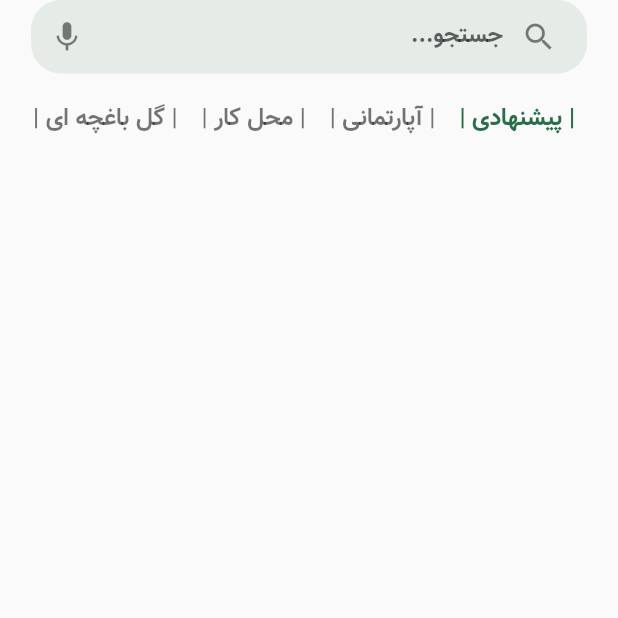
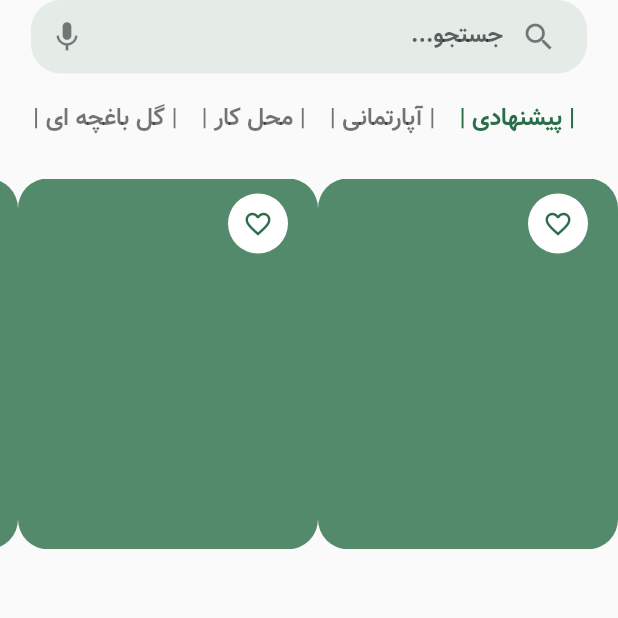
Before and after one commit to imanshbb/plant_app_ui, a Flutter app: the HomePage screen opened directly, on a phone screen of 412 x 824 dp, the top half of it. Run offline on Flutter 3.47's test engine with Material 2 defaults, Android fonts, the light colour scheme and no system bars; our stand-ins replace animated_bottom_navigation_bar, page_transition.

Commit message:
create product 1

```diff
--- a/lib/screens/home_page.dart
+++ b/lib/screens/home_page.dart
@@ -1,5 +1,6 @@
 import 'package:flutter/material.dart';
 import 'package:flutter_application_6/constants/constants.dart';
+import 'package:flutter_application_6/models/plant.dart';
 
 class HomePage extends StatefulWidget {
   const HomePage({super.key});
@@ -10,6 +11,7 @@ class HomePage extends StatefulWidget {
 
 class _HomePageState extends State<HomePage> {
   int selectindex = 0;
+
   List<String> plantType = [
     '| پیشنهادی |',
     '| آپارتمانی |',
@@ -17,6 +19,11 @@ class _HomePageState extends State<HomePage> {
     '| گل باغچه ای |',
     '| گل سمی |',
   ];
+  List<Plant> plant = Plant.plantList;
+  bool isFavorit1(favorit) {
+    return !favorit;
+  }
+
   @override
   Widget build(BuildContext context) {
     Size size = MediaQuery.of(context).size;
@@ -95,6 +102,55 @@ class _HomePageState extends State<HomePage> {
                 },
               ),
             ),
+            //product One
+
+            SizedBox(
+              height: size.height * 0.3,
+              child: ListView.builder(
+                scrollDirection: Axis.horizontal,
+                reverse: true,
+                itemCount: plant.length,
+                itemBuilder: (context, index) {
+                  return Container(
+                    width: 200.0,
+                    decoration: BoxDecoration(
+                      borderRadius: BorderRadius.circular(20.0),
+                      color: Constant.primeryColor.withOpacity(0.8),
+                    ),
+                    child: Stack(
+                      children: <Widget>[
+                        Positioned(
+                          top: 10.0,
+                          right: 20.0,
+                          child: Container(
+                            width: 40.0,
+                            height: 40.0,
+                            decoration: BoxDecoration(
+                              borderRadius: BorderRadius.circular(50.0),
+                              color: Colors.white,
+                            ),
+                            child: IconButton(
+                              onPressed: () {
+                                setState(() {
+                                  isFavorit1(plant[index].isFavorated);
+                                });
+                              },
+                              icon: Icon(
+                                plant[index].isFavorated == true
+                                    ? Icons.favorite
+                                    : Icons.favorite_border_outlined,
+                                size: 20.0,
+                              ),
+                              color: Constant.primeryColor,
+                            ),
+                          ),
+                        ),
+                      ],
+                    ),
+                  );
+                },
+              ),
+            ),
           ],
         ),
       ),
```
